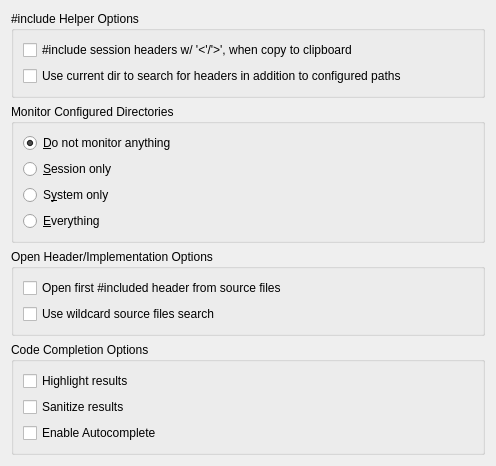
Qt form src/other_settings.ui (zaufi/kate-cpp-helper-plugin) before a commit.
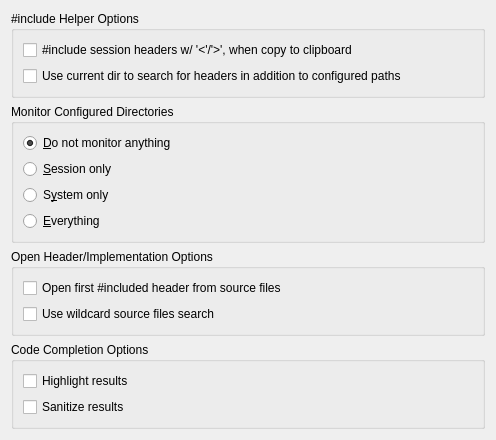
The same form after that commit. Custom widgets are drawn as their Qt base class.

What changed in the file:
```diff
--- a/src/other_settings.ui
+++ b/src/other_settings.ui
@@ -7,7 +7,7 @@
     <x>0</x>
     <y>0</y>
     <width>496</width>
-    <height>427</height>
+    <height>402</height>
    </rect>
   </property>
   <property name="windowTitle">
@@ -183,13 +183,6 @@
         </property>
        </widget>
       </item>
-      <item>
-       <widget class="QCheckBox" name="autocomplete">
-        <property name="text">
-         <string>Enable Autocomplete</string>
-        </property>
-       </widget>
-      </item>
      </layout>
     </widget>
    </item>
```
